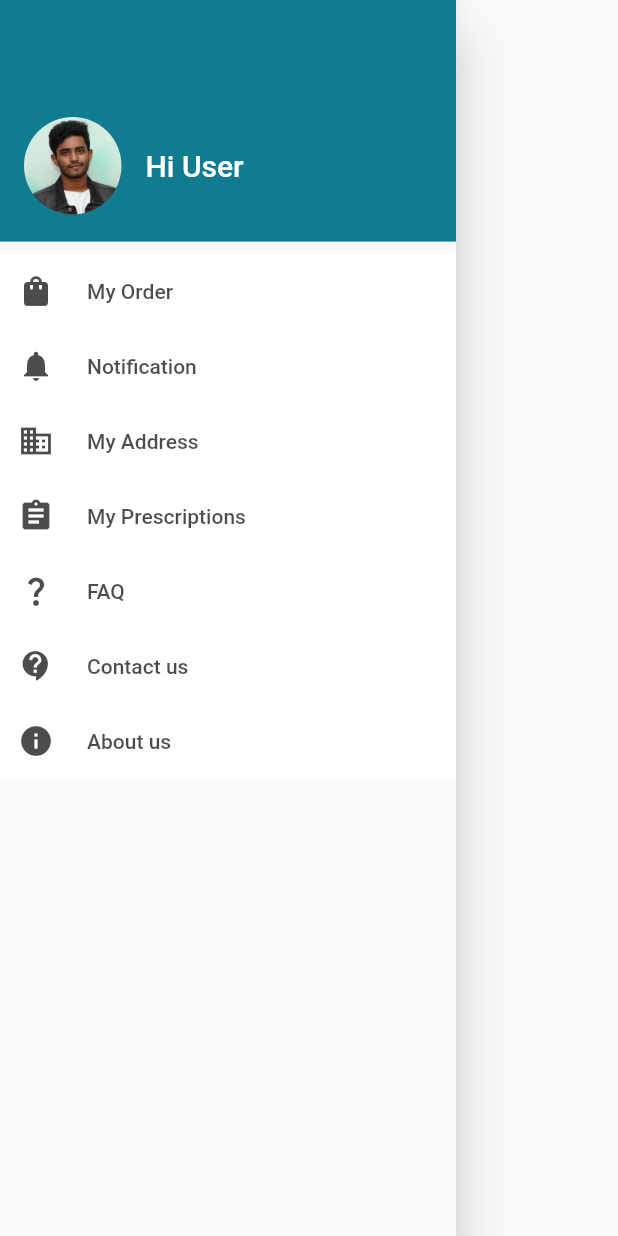
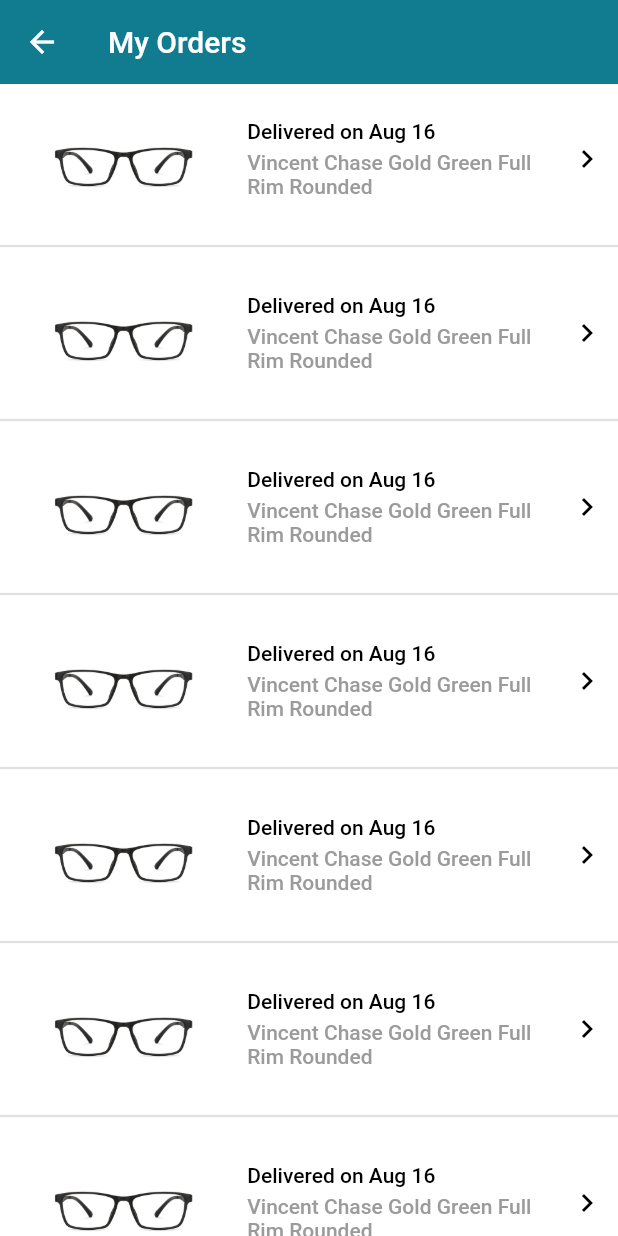
Before and after one commit to ybrut-software/zinotalens, a Flutter app: what navigationDrawer() shows on an empty page, opened directly, after a tap on "My Order", on a phone screen of 412 x 824 dp. Run offline on Flutter 3.47's test engine with Material 2 defaults, Android fonts, the phone set to English and light mode, and no system bars; our stand-ins replace carousel_slider, flutter_screenutil.

Commit message:
my order page

```diff
--- a/lib/main.dart
+++ b/lib/main.dart
@@ -1,6 +1,5 @@
 import 'package:flutter/material.dart';
 import 'package:flutter_screenutil/flutter_screenutil.dart';
-import 'package:zinotalens/pages/home_page.dart';
 import 'package:zinotalens/pages/login_page.dart';
 
 void main() => runApp(ScreenUtilInit(
--- a/lib/pages/home_page.dart
+++ b/lib/pages/home_page.dart
@@ -43,7 +43,7 @@ class _HomePageState extends State<HomePage> {
         ],
       ),
       drawerDragStartBehavior: DragStartBehavior.start,
-      drawer: navigationDrawer(),
+      drawer: navigationDrawer(context),
       body: ListView(
         children: [
           SizedBox(height: 5),
--- /dev/null
+++ b/lib/pages/myorder_page.dart
@@ -0,0 +1,32 @@
+import 'package:flutter/material.dart' hide Colors;
+import 'package:zinotalens/utils/images.dart';
+import 'package:zinotalens/widgets/order_item_viewholder.dart';
+
+import '../utils/colors.dart';
+
+class MyOrderPage extends StatefulWidget {
+  MyOrderPage({Key? key}) : super(key: key);
+
+  @override
+  State<MyOrderPage> createState() => _MyOrderPageState();
+}
+
+class _MyOrderPageState extends State<MyOrderPage> {
+  @override
+  Widget build(BuildContext context) {
+    return Scaffold(
+      backgroundColor: Colors.backgroundColor,
+      appBar: AppBar(
+        backgroundColor: Colors.skyBlue,
+        shadowColor: Colors.transparent,
+        title: Text(
+          "My Orders",
+          style: TextStyle(color: Colors.white),
+        ),
+      ),
+      body: ListView.builder(
+          itemCount: 10,
+          itemBuilder: (context, index) => OrderItemViewholder(context)),
+    );
+  }
+}
--- a/lib/widgets/nevigation_drawer.dart
+++ b/lib/widgets/nevigation_drawer.dart
@@ -1,9 +1,11 @@
 import 'package:flutter/material.dart' hide Colors;
+import 'package:zinotalens/pages/cart_view_page.dart';
+import 'package:zinotalens/pages/myorder_page.dart';
 import 'package:zinotalens/utils/images.dart';
 
 import '../utils/colors.dart';
 
-Widget navigationDrawer() => Drawer(
+Widget navigationDrawer(BuildContext context) => Drawer(
       child: ListView(
         children: [
           drawerHeader(),
@@ -18,7 +20,10 @@ Widget navigationDrawer() => Drawer(
                   width: double.infinity,
                   height: 50,
                   child: ElevatedButton.icon(
-                      onPressed: () {},
+                      onPressed: () => Navigator.push(
+                          context,
+                          MaterialPageRoute(
+                              builder: (context) => MyOrderPage())),
                       style: buttonStyle(),
                       icon: icon(Icons.shopping_bag_rounded),
                       label: Padding(
--- /dev/null
+++ b/lib/widgets/order_item_viewholder.dart
@@ -0,0 +1,61 @@
+import 'package:flutter/material.dart' hide Colors;
+
+import '../utils/colors.dart';
+import '../utils/images.dart';
+
+Widget OrderItemViewholder(BuildContext context) => ElevatedButton(
+      onPressed: () {},
+      style: ButtonStyle(
+          overlayColor: MaterialStateProperty.all(Colors.gray.withOpacity(0.1)),
+          padding: MaterialStateProperty.all(EdgeInsets.zero),
+          backgroundColor: MaterialStateProperty.all(Colors.white),
+          shadowColor: MaterialStateProperty.all(Colors.transparent),
+          shape: MaterialStateProperty.all(
+              RoundedRectangleBorder(borderRadius: BorderRadius.circular(0)))),
+      child: Column(
+        mainAxisSize: MainAxisSize.min,
+        children: [
+          Row(
+            children: [
+              Expanded(
+                  flex: 4,
+                  child: Center(
+                    child: Container(
+                      height: 100,
+                      width: 100,
+                      child: Image.asset(frontFrame),
+                    ),
+                  )),
+              Expanded(
+                  flex: 5,
+                  child: Column(
+                    crossAxisAlignment: CrossAxisAlignment.start,
+                    children: [
+                      Text(
+                        "Delivered on Aug 16",
+                        style: TextStyle(color: Colors.black),
+                      ),
+                      SizedBox(height: 5),
+                      Text(
+                        "Vincent Chase Gold Green Full Rim Rounded",
+                        maxLines: 2,
+                        overflow: TextOverflow.ellipsis,
+                        style: TextStyle(color: Colors.gray),
+                      )
+                    ],
+                  )),
+              Expanded(
+                  child: Center(
+                      child: Icon(
+                Icons.chevron_right,
+                color: Colors.black,
+              )))
+            ],
+          ),
+          Divider(
+            color: Colors.gray.withOpacity(0.3),
+            thickness: 1.5,
+          )
+        ],
+      ),
+    );
```
